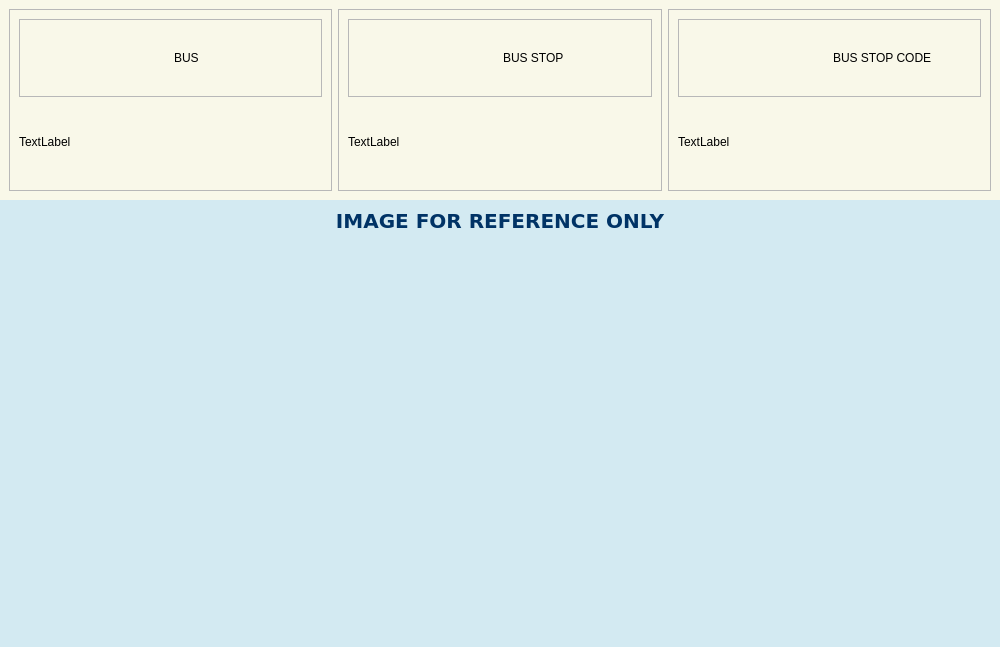
This is SGBusApp/page5.ui in FaithWH14/project_2024 as Qt 5 draws it before an edit. The edited form follows.
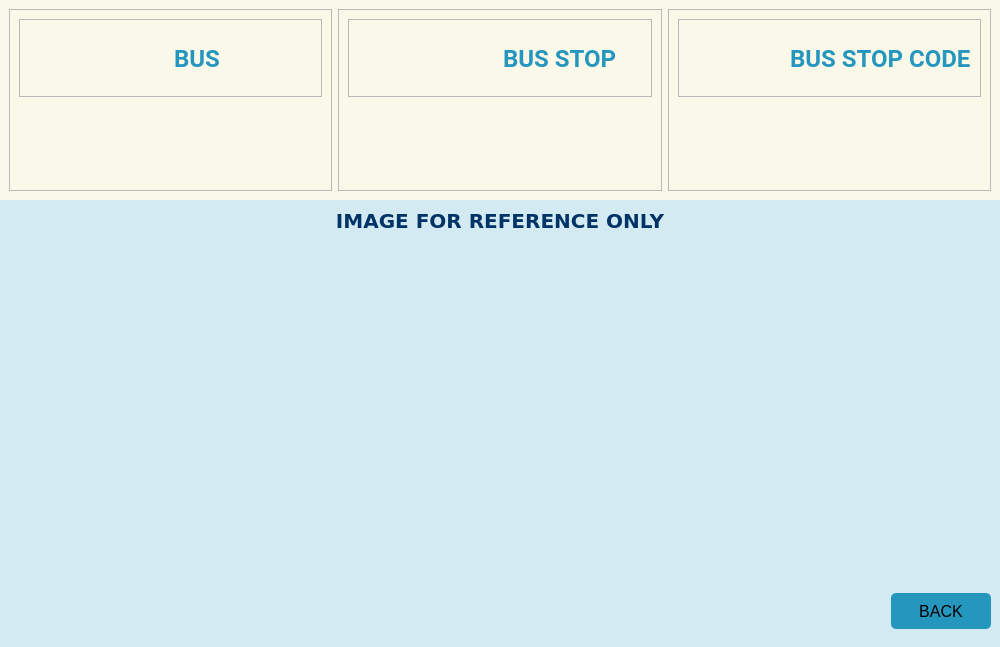
This is the edited form. Icons and pictures are not drawn.

Commit message: cpp_02_02: add distance calculator between 2 bus stops

The edit to the form file:
```diff
--- a/SGBusApp/page5.ui
+++ b/SGBusApp/page5.ui
@@ -7,7 +7,7 @@
     <x>0</x>
     <y>0</y>
     <width>1000</width>
-    <height>600</height>
+    <height>647</height>
    </rect>
   </property>
   <property name="windowTitle">
@@ -30,7 +30,15 @@
 #leftArrow, #rightArrow {
 	background:transparent;
 	border:0px;
-}</string>
+}
+QLabel{
+	color:#2596be;
+}
+#backBtn{
+	border-radius:5px;
+	background-color:#2596be;
+}
+	</string>
    </property>
    <layout class="QVBoxLayout" name="verticalLayout_2">
     <property name="spacing">
@@ -92,7 +100,14 @@
               </widget>
              </item>
              <item>
-              <widget class="QLabel" name="label_5">
+              <widget class="QLabel" name="bus">
+               <property name="font">
+                <font>
+                 <family>Roboto</family>
+                 <pointsize>18</pointsize>
+                 <bold>true</bold>
+                </font>
+               </property>
                <property name="text">
                 <string>BUS</string>
                </property>
@@ -101,10 +116,17 @@
             </layout>
            </widget>
           </item>
-          <item>
-           <widget class="QLabel" name="label">
+          <item alignment="Qt::AlignHCenter">
+           <widget class="QLabel" name="busRouteT">
+            <property name="font">
+             <font>
+              <family>Roboto</family>
+              <pointsize>15</pointsize>
+              <bold>true</bold>
+             </font>
+            </property>
             <property name="text">
-             <string>TextLabel</string>
+             <string/>
             </property>
            </widget>
           </item>
@@ -140,7 +162,14 @@
               </widget>
              </item>
              <item>
-              <widget class="QLabel" name="label_7">
+              <widget class="QLabel" name="busStop">
+               <property name="font">
+                <font>
+                 <family>Roboto</family>
+                 <pointsize>18</pointsize>
+                 <bold>true</bold>
+                </font>
+               </property>
                <property name="text">
                 <string>BUS STOP</string>
                </property>
@@ -149,10 +178,17 @@
             </layout>
            </widget>
           </item>
-          <item>
-           <widget class="QLabel" name="label_2">
+          <item alignment="Qt::AlignHCenter">
+           <widget class="QLabel" name="busStopT">
+            <property name="font">
+             <font>
+              <family>Roboto</family>
+              <pointsize>15</pointsize>
+              <bold>true</bold>
+             </font>
+            </property>
             <property name="text">
-             <string>TextLabel</string>
+             <string/>
             </property>
            </widget>
           </item>
@@ -188,7 +224,14 @@
               </widget>
              </item>
              <item>
-              <widget class="QLabel" name="label_9">
+              <widget class="QLabel" name="busStopCode">
+               <property name="font">
+                <font>
+                 <family>Roboto</family>
+                 <pointsize>18</pointsize>
+                 <bold>true</bold>
+                </font>
+               </property>
                <property name="text">
                 <string>BUS STOP CODE</string>
                </property>
@@ -197,10 +240,17 @@
             </layout>
            </widget>
           </item>
-          <item>
-           <widget class="QLabel" name="label_3">
+          <item alignment="Qt::AlignHCenter">
+           <widget class="QLabel" name="busStopCodeT">
+            <property name="font">
+             <font>
+              <family>Roboto</family>
+              <pointsize>15</pointsize>
+              <bold>true</bold>
+             </font>
+            </property>
             <property name="text">
-             <string>TextLabel</string>
+             <string/>
             </property>
            </widget>
           </item>
@@ -332,8 +382,14 @@
           <property name="rightMargin">
            <number>0</number>
           </property>
-          <item alignment="Qt::AlignHCenter">
+          <item alignment="Qt::AlignHCenter|Qt::AlignVCenter">
            <widget class="QFrame" name="arrowFrame">
+            <property name="sizePolicy">
+             <sizepolicy hsizetype="Preferred" vsizetype="Preferred">
+              <horstretch>1</horstretch>
+              <verstretch>0</verstretch>
+             </sizepolicy>
+            </property>
             <property name="minimumSize">
              <size>
               <width>0</width>
@@ -420,6 +476,36 @@
             </layout>
            </widget>
           </item>
+          <item alignment="Qt::AlignRight">
+           <widget class="QPushButton" name="backBtn">
+            <property name="sizePolicy">
+             <sizepolicy hsizetype="Preferred" vsizetype="Expanding">
+              <horstretch>0</horstretch>
+              <verstretch>0</verstretch>
+             </sizepolicy>
+            </property>
+            <property name="minimumSize">
+             <size>
+              <width>100</width>
+              <height>0</height>
+             </size>
+            </property>
+            <property name="maximumSize">
+             <size>
+              <width>100</width>
+              <height>16777215</height>
+             </size>
+            </property>
+            <property name="font">
+             <font>
+              <pointsize>12</pointsize>
+             </font>
+            </property>
+            <property name="text">
+             <string>BACK</string>
+            </property>
+           </widget>
+          </item>
          </layout>
         </widget>
        </item>
```
The commit also changes 15 other files.
